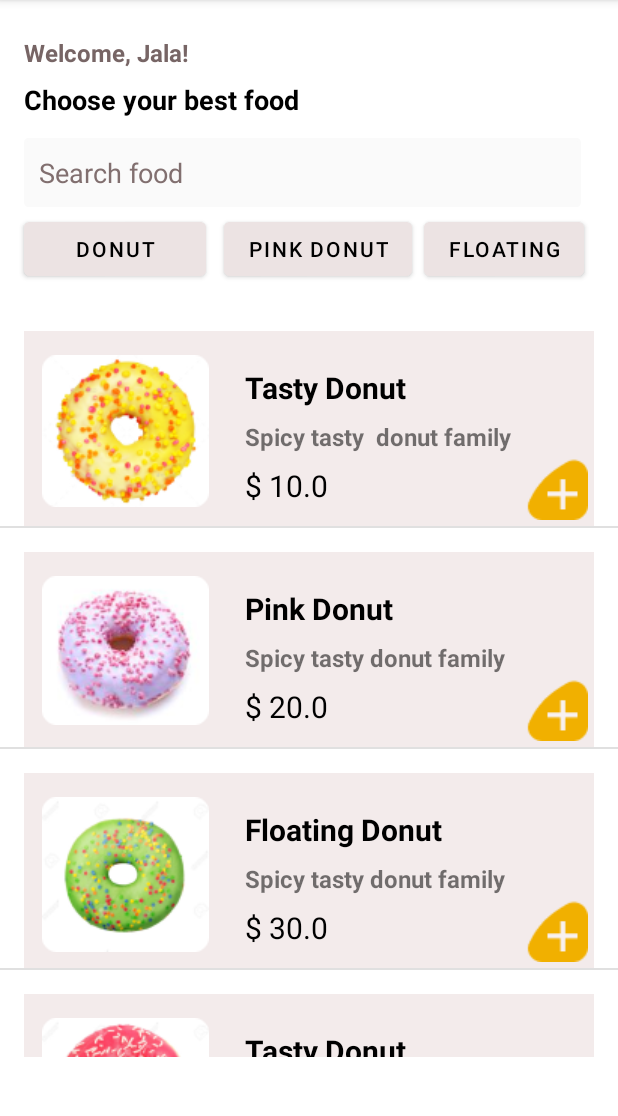
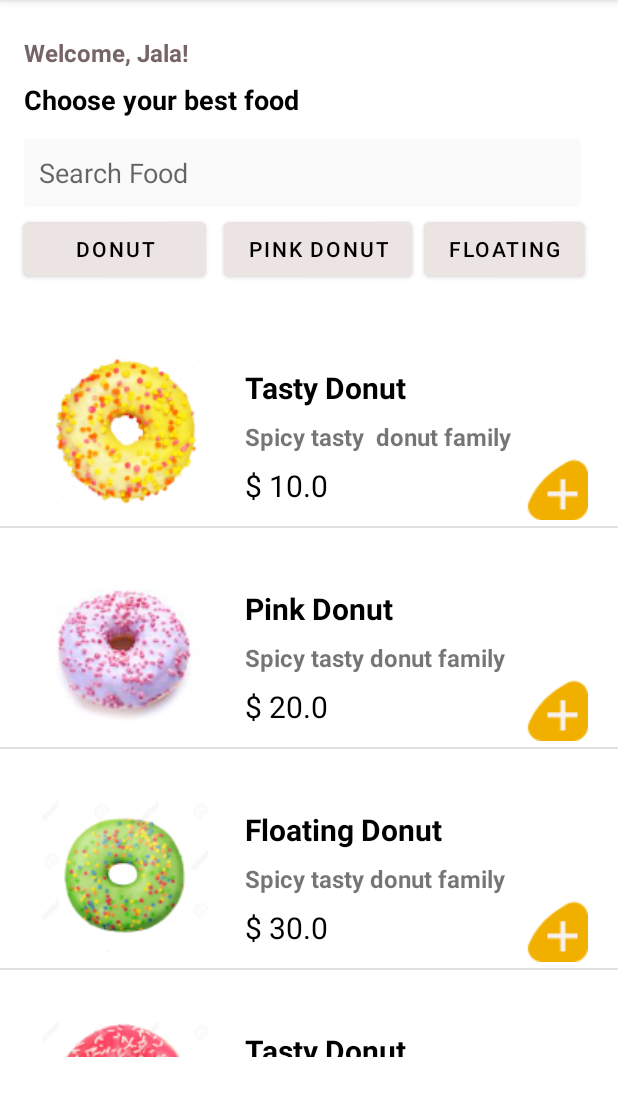
Before and after one commit to NhatKhuong/AndroiWeek_05, an Android app: the screen it shows after launch (MainActivity), on a phone screen of 412 x 824 dp, the part 84-1200 px from its top. Run offline under Robolectric (Android 15) with nearby library versions, the phone set to English and light mode, and no system bars.

Commit message:
'lab5ver5'

```diff
--- a/app/src/main/java/com/example/androi_week05/CustomGoodApdapter.java
+++ b/app/src/main/java/com/example/androi_week05/CustomGoodApdapter.java
@@ -2,34 +2,47 @@ package com.example.androi_week05;
 
 import android.content.Context;
 import android.content.Intent;
+import android.graphics.Color;
 import android.os.Bundle;
+import android.text.Editable;
+import android.text.TextWatcher;
 import android.view.LayoutInflater;
 import android.view.View;
 import android.view.ViewGroup;
 import android.widget.BaseAdapter;
 import android.widget.Button;
+import android.widget.EditText;
 import android.widget.ImageView;
 import android.widget.TextView;
 import android.widget.Toast;
 
 import java.util.ArrayList;
+import java.util.List;
+import java.util.Locale;
 
 public class CustomGoodApdapter extends BaseAdapter {
 
-    Context ctx;
-    int layoutItem;
-    ArrayList<Goods> arrayList;
+    private Context ctx;
+    private int layoutItem;
+    private ArrayList<Goods> arrayList;
+    private List<Goods> listFilter;
+    private int positionSelect = -1;
 
 
     public CustomGoodApdapter(Context ctx, int layoutItem, ArrayList<Goods> arrayList) {
         this.ctx = ctx;
         this.layoutItem = layoutItem;
         this.arrayList = arrayList;
+        this.listFilter = arrayList;
+        System.out.println("list view" + listFilter);
     }
 
     @Override
     public int getCount() {
-        return arrayList.size();
+        if(listFilter.size() !=0 && !listFilter.isEmpty()){
+            return  listFilter.size();
+        }
+        return  0;
     }
 
     @Override
@@ -43,38 +56,85 @@ public class CustomGoodApdapter extends BaseAdapter {
     }
 
     @Override
-    public View getView(int i, View view, ViewGroup viewGroup) {
-        view = LayoutInflater.from(ctx).inflate(layoutItem, viewGroup,false);
+    public View getView(int i, View convetView, ViewGroup viewGroup) {
+        convetView = LayoutInflater.from(ctx).inflate(layoutItem, viewGroup,false);
 
-        TextView txtName =view.findViewById(R.id.txtname);
-        TextView txtdescription =view.findViewById(R.id.txtdesciption);
-        TextView txtprice =view.findViewById(R.id.txtprice);
-        ImageView imageitem =view.findViewById(R.id.imageitem);
+        TextView txtName = (TextView) convetView.findViewById(R.id.txtname);
+        TextView txtdescription = (TextView)convetView.findViewById(R.id.txtdesciption);
+        TextView txtprice =(TextView) convetView.findViewById(R.id.txtprice);
+        ImageView imageitem = (ImageView) convetView.findViewById(R.id.imageitem);
 
-        Button btnD = view.findViewById(R.id.btnDount);
-        Button btnP = view.findViewById(R.id.btnPink);
-        Button btnF = view.findViewById(R.id.btnFloat);
+        View viewItem = convetView.findViewById(R.id.view);
 
-
-
-        txtName.setText(arrayList.get(i).getName());
-        txtdescription.setText(arrayList.get(i).getDescription());
-        txtprice.setText("$ "+arrayList.get(i).getPrice());
-        imageitem.setImageResource(arrayList.get(i).getImg());
-
-        view.setOnClickListener(new View.OnClickListener() {
+        System.out.println(listFilter.size());
+            txtName.setText(listFilter.get(i).getName());
+            txtdescription.setText(listFilter.get(i).getDescription());
+            txtprice.setText("$ "+listFilter.get(i).getPrice());
+            imageitem.setImageResource(listFilter.get(i).getImg());
+        convetView.setOnClickListener(new View.OnClickListener() {
             @Override
             public void onClick(View view) {
                 Toast.makeText(ctx,String.valueOf(i),Toast.LENGTH_SHORT).show();
                 Intent intent = new Intent(ctx,itemDetail.class);
 
-                intent.putExtra("goods",arrayList.get(i));
+                intent.putExtra("goods",listFilter.get(i));
                 ctx.startActivity(intent);
             }
         });
 
-        return  view;
+        if(positionSelect == i){
+            viewItem.setBackgroundColor(Color.GRAY);
+        } else{
+            viewItem.setBackgroundColor(Color.WHITE);
+        }
+        return  convetView;
+    }
 
 
+
+    public void filterDount(String filter){
+
+        listFilter = new ArrayList<>();
+        for(Goods item: arrayList){
+            if(item.getName().toLowerCase().indexOf(filter) != -1){
+                listFilter.add(item);
+            }
+        }        System.out.println(listFilter.size());
+
+        notifyDataSetChanged();
     }
+
+
+    public void filterPinkDonut(){
+        filterDount("pink");
+    }
+
+    public void filterFloating(){
+        filterDount("floating");
+    }
+
+    public void allDonut(){
+        listFilter = arrayList;
+        notifyDataSetChanged();
+    }
+
+    public void filterByText(Editable text){
+        listFilter = new ArrayList<>();
+        for(Goods item: arrayList){
+            if(item.getName().toLowerCase().indexOf(text.toString()) != -1){
+                listFilter.add(item);
+            }
+        }
+        notifyDataSetChanged();
+    }
+
+    public void setActiveButton(Button buttonActive, Button btn1, Button btn2) {
+        buttonActive.setBackgroundColor(Color.BLUE);
+        buttonActive.setTextColor(Color.WHITE);
+        btn1.setBackgroundColor(Color.parseColor("#D1CBCB"));
+        btn1.setTextColor(Color.BLACK);
+        btn2.setTextColor(Color.BLACK);
+        btn2.setBackgroundColor(Color.parseColor("#D1CBCB"));
+    }
+
 }
--- a/app/src/main/java/com/example/androi_week05/MainActivity.java
+++ b/app/src/main/java/com/example/androi_week05/MainActivity.java
@@ -2,8 +2,16 @@ package com.example.androi_week05;
 
 import androidx.appcompat.app.AppCompatActivity;
 
+import android.content.Intent;
+import android.graphics.Color;
 import android.os.Bundle;
+import android.text.Editable;
+import android.text.TextWatcher;
+import android.view.View;
+import android.widget.Button;
+import android.widget.EditText;
 import android.widget.ListView;
+import android.widget.Toast;
 
 import java.util.ArrayList;
 
@@ -19,6 +27,12 @@ public class MainActivity extends AppCompatActivity {
         setContentView(R.layout.activity_main);
         lvGoods = findViewById(R.id.lvGoods);
 
+        EditText txtsearch = findViewById(R.id.txtsearch);
+
+        Button btnD = findViewById(R.id.btnDount);
+        Button btnP = findViewById(R.id.btnPink);
+        Button btnF = findViewById(R.id.btnFloat);
+
         arrayList = new ArrayList<>();
         arrayList.add(new Goods("Tasty Donut","Spicy tasty  donut family",10,R.drawable.donut_yellow_1));
         arrayList.add(new Goods("Pink Donut","Spicy tasty donut family",20,R.drawable.tasty_donut_1));
@@ -26,5 +40,50 @@ public class MainActivity extends AppCompatActivity {
         arrayList.add(new Goods("Tasty Donut","Spicy tasty  donut family",10,R.drawable.donut_red_1));
         adt = new CustomGoodApdapter(this, R.layout.item_listview, arrayList);
         lvGoods.setAdapter(adt);
+
+
+
+        txtsearch.addTextChangedListener(new TextWatcher() {
+            @Override
+            public void beforeTextChanged(CharSequence charSequence, int i, int i1, int i2) {
+
+            }
+
+            @Override
+            public void onTextChanged(CharSequence charSequence, int i, int i1, int i2) {
+
+            }
+
+            @Override
+            public void afterTextChanged(Editable editable) {
+                adt.filterByText(editable);
+
+            }
+        });
+
+        btnD.setOnClickListener(new View.OnClickListener() {
+            @Override
+            public void onClick(View view) {
+                adt.allDonut();
+                adt.setActiveButton(btnD,btnF,btnP);
+            }
+        });
+
+
+        btnF.setOnClickListener(new View.OnClickListener() {
+            @Override
+            public void onClick(View view) {
+                adt.filterFloating();
+                adt.setActiveButton(btnF,btnD,btnP);
+            }
+        });
+
+        btnP.setOnClickListener(new View.OnClickListener() {
+            @Override
+            public void onClick(View view) {
+                adt.filterPinkDonut();
+                adt.setActiveButton(btnP,btnD,btnF);
+            }
+        });
     }
 }
--- a/app/src/main/res/layout/activity_main.xml
+++ b/app/src/main/res/layout/activity_main.xml
@@ -41,7 +41,7 @@
         app:layout_constraintTop_toBottomOf="@+id/textView" />
 
     <EditText
-        android:id="@+id/editTextTextPersonName"
+        android:id="@+id/txtsearch"
         android:layout_width="371dp"
         android:layout_height="46dp"
         android:layout_marginTop="8dp"
@@ -50,7 +50,8 @@
         android:ems="10"
         android:inputType="textPersonName"
         android:paddingLeft="10dp"
-        android:text="Search food"
+        android:text=""
+        android:hint="Search Food"
         android:textColor="#816F6F"
         app:layout_constraintStart_toStartOf="@+id/textView2"
         app:layout_constraintTop_toBottomOf="@+id/textView2" />
@@ -89,8 +90,8 @@
         android:backgroundTint="#ECE3E3"
         android:text="Donut"
         android:textColor="#000000"
-        app:layout_constraintStart_toStartOf="@+id/editTextTextPersonName"
-        app:layout_constraintTop_toBottomOf="@+id/editTextTextPersonName" />
+        app:layout_constraintStart_toStartOf="@+id/txtsearch"
+        app:layout_constraintTop_toBottomOf="@+id/txtsearch" />
 
     <ListView
         android:id="@+id/lvGoods"
```
Also changed, not shown: 1 other file.
